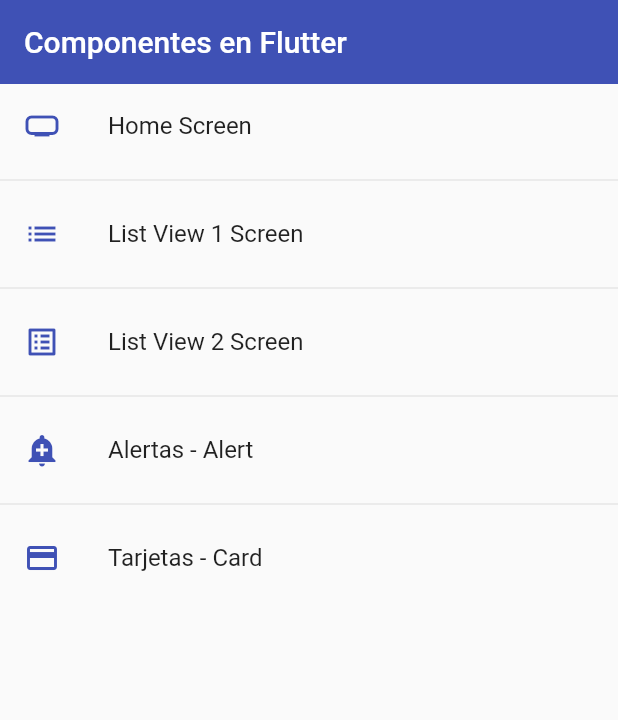
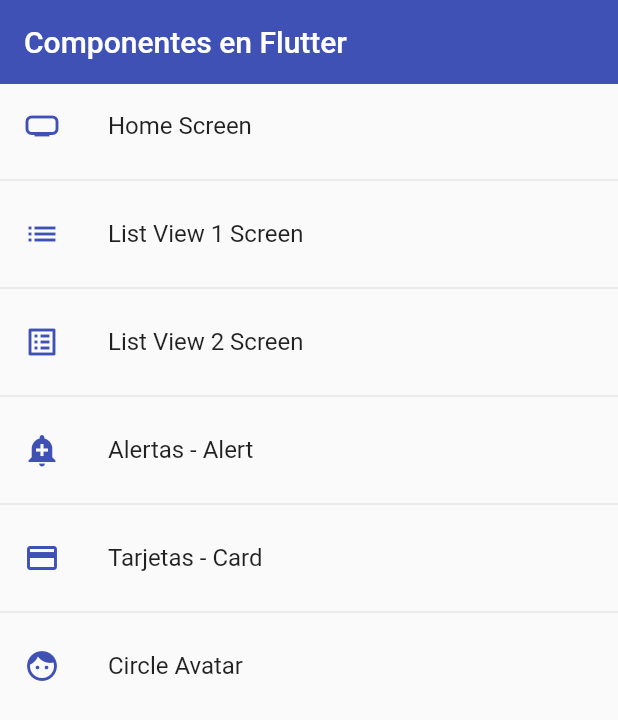
Before and after one commit to 3bort/cursoFlutter, a Flutter app: the screen it shows after launch, on a phone screen of 412 x 824 dp. Shown: the top 720 px of the screen. Run offline on Flutter 3.47's test engine with Material 2 defaults, Android fonts, the phone set to English and light mode, and no system bars; missing offline and left inert: dart:ffi.

Commit message:
Lección 6 (Componentes) - Widget Avatar
Uso Widget Avatar con su screen

```diff
--- a/lesson_6/components/fl_components/lib/router/app_routes.dart
+++ b/lesson_6/components/fl_components/lib/router/app_routes.dart
@@ -36,6 +36,12 @@ class AppRoutes {
       screen: const CardScreen(),
       icon: Icons.credit_card,
     ),
+    MenuOption(
+      route: 'avatar',
+      name: 'Circle Avatar',
+      screen: const AvatarScreen(),
+      icon: Icons.face,
+    ),
   ];
 
   static Map<String, Widget Function(BuildContext)> getAppRoutes() {
--- a/lesson_6/components/fl_components/lib/screens/screens.dart
+++ b/lesson_6/components/fl_components/lib/screens/screens.dart
@@ -5,3 +5,4 @@ export 'package:fl_components/screens/card_screen.dart';
 export 'package:fl_components/screens/listview2_screen.dart';
 export 'package:fl_components/screens/listview1_screen.dart';
 export 'package:fl_components/screens/home_screen.dart';
+export 'package:fl_components/screens/avatar_screen.dart';
```
Also changed, not shown: lesson_6/components/fl_components/lib/screens/avatar_screen.dart (added, +30 -0 lines).
